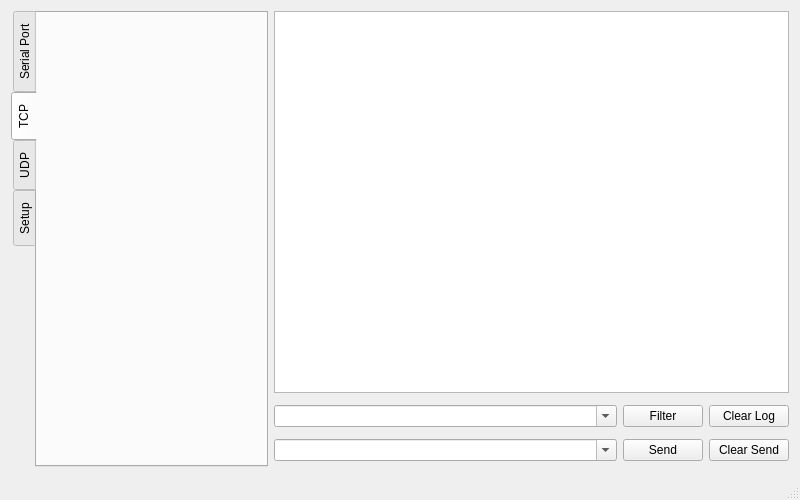
Qt form mainwindow.ui (qqj1228/CommHelper) before a commit.
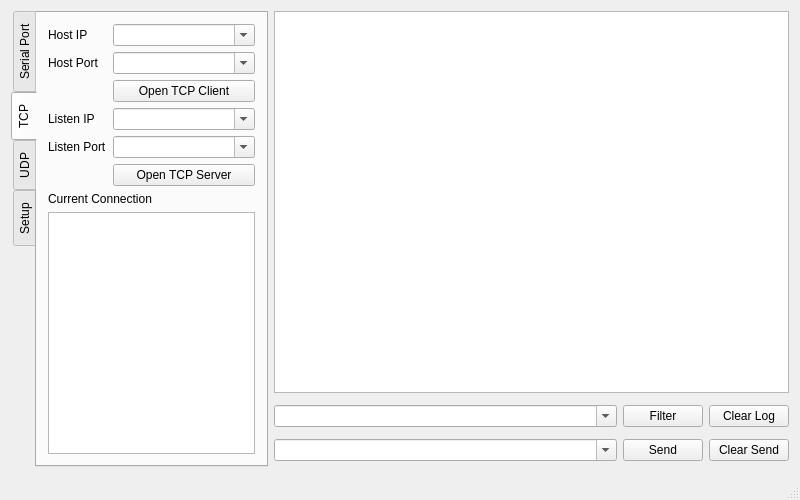
The same form after that commit. The open tabs and pages were chosen to show the change.

The edit to the form file:
```diff
--- a/mainwindow.ui
+++ b/mainwindow.ui
@@ -249,6 +249,113 @@
        <attribute name="title">
         <string>TCP</string>
        </attribute>
+       <layout class="QFormLayout" name="formLayout_4">
+        <item row="0" column="0">
+         <widget class="QLabel" name="label_15">
+          <property name="text">
+           <string>Host IP</string>
+          </property>
+          <property name="buddy">
+           <cstring>cbxDestIP</cstring>
+          </property>
+         </widget>
+        </item>
+        <item row="0" column="1">
+         <widget class="QComboBox" name="cbxHostIP">
+          <property name="editable">
+           <bool>true</bool>
+          </property>
+         </widget>
+        </item>
+        <item row="1" column="0">
+         <widget class="QLabel" name="label_14">
+          <property name="text">
+           <string>Host Port</string>
+          </property>
+          <property name="buddy">
+           <cstring>cbxDestPort</cstring>
+          </property>
+         </widget>
+        </item>
+        <item row="1" column="1">
+         <widget class="QComboBox" name="cbxHostPort">
+          <property name="editable">
+           <bool>true</bool>
+          </property>
+         </widget>
+        </item>
+        <item row="2" column="1">
+         <widget class="QPushButton" name="btnTCPClient">
+          <property name="text">
+           <string>Open TCP Client</string>
+          </property>
+          <property name="checkable">
+           <bool>true</bool>
+          </property>
+         </widget>
+        </item>
+        <item row="3" column="0">
+         <widget class="QLabel" name="label_13">
+          <property name="text">
+           <string>Listen IP</string>
+          </property>
+          <property name="buddy">
+           <cstring>cbxRecvIP</cstring>
+          </property>
+         </widget>
+        </item>
+        <item row="3" column="1">
+         <widget class="QComboBox" name="cbxListenIP">
+          <property name="editable">
+           <bool>true</bool>
+          </property>
+         </widget>
+        </item>
+        <item row="4" column="0">
+         <widget class="QLabel" name="label_12">
+          <property name="text">
+           <string>Listen Port</string>
+          </property>
+          <property name="buddy">
+           <cstring>cbxRecvPort</cstring>
+          </property>
+         </widget>
+        </item>
+        <item row="4" column="1">
+         <widget class="QComboBox" name="cbxListenPort">
+          <property name="editable">
+           <bool>true</bool>
+          </property>
+         </widget>
+        </item>
+        <item row="5" column="1">
+         <widget class="QPushButton" name="btnTCPServer">
+          <property name="text">
+           <string>Open TCP Server</string>
+          </property>
+          <property name="checkable">
+           <bool>true</bool>
+          </property>
+         </widget>
+        </item>
+        <item row="7" column="0" colspan="2">
+         <widget class="QListWidget" name="listConn">
+          <property name="sizePolicy">
+           <sizepolicy hsizetype="Expanding" vsizetype="Expanding">
+            <horstretch>0</horstretch>
+            <verstretch>1</verstretch>
+           </sizepolicy>
+          </property>
+         </widget>
+        </item>
+        <item row="6" column="0" colspan="2">
+         <widget class="QLabel" name="label_16">
+          <property name="text">
+           <string>Current Connection</string>
+          </property>
+         </widget>
+        </item>
+       </layout>
       </widget>
       <widget class="QWidget" name="tabUDP">
        <attribute name="title">
```
Left out of the diff: 66 changed lines with no effect on the pictures.
